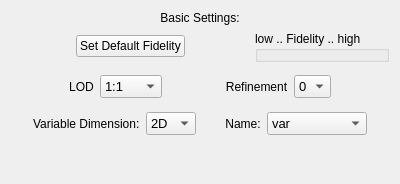
This is apps/vaporgui/guis/ui/contourBasics.ui in yyr/vapor as Qt 5 draws it before an edit. The edited form follows.
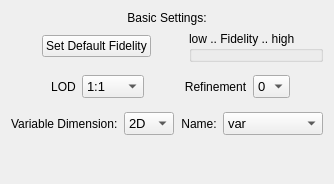
This is the edited form.

What changed in the file:
```diff
--- a/apps/vaporgui/guis/ui/contourBasics.ui
+++ b/apps/vaporgui/guis/ui/contourBasics.ui
@@ -6,7 +6,7 @@
    <rect>
     <x>0</x>
     <y>0</y>
-    <width>400</width>
+    <width>334</width>
     <height>184</height>
    </rect>
   </property>
```
